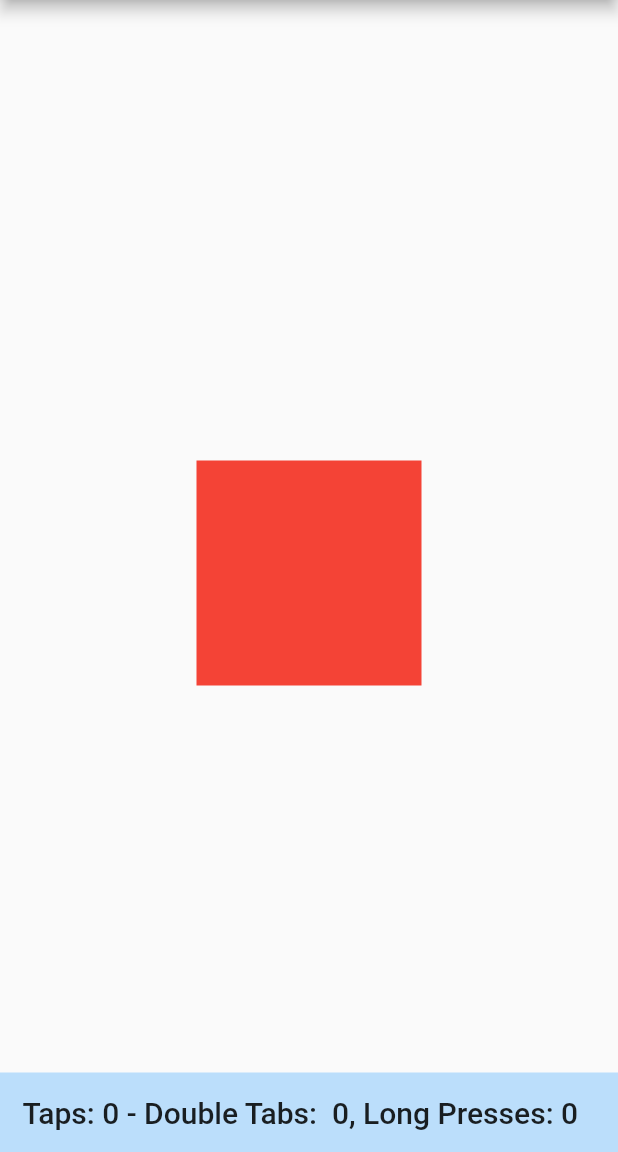
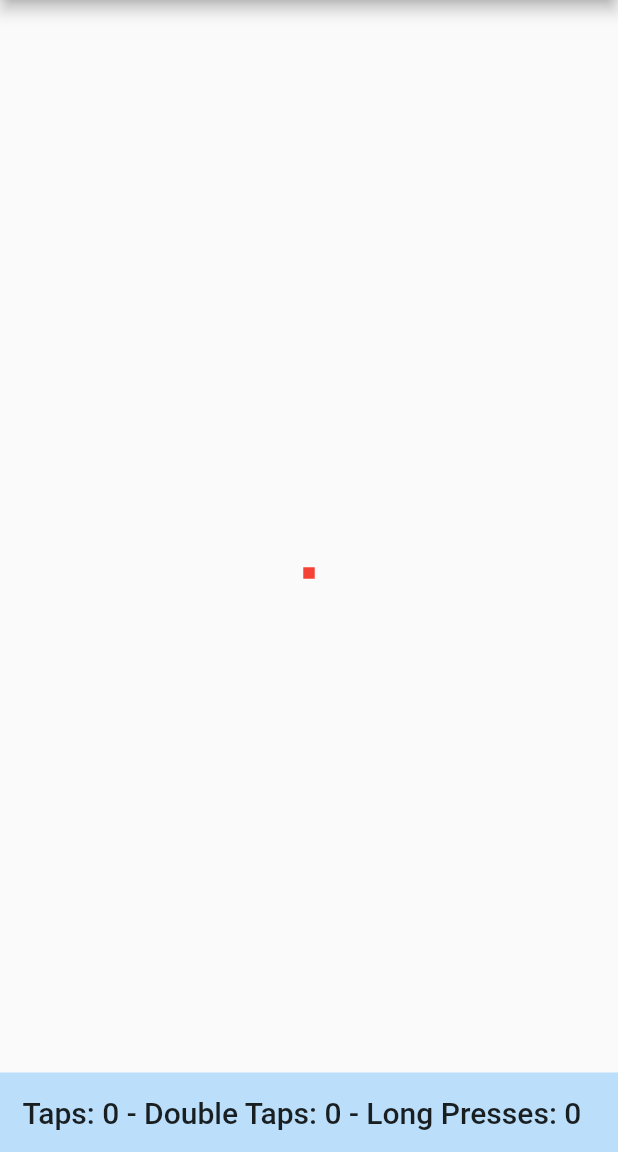
Before and after one commit to poudelmadhav/animation-flutter, a Flutter app: the first screen one second after launch, on a phone screen of 412 x 824 dp, the part 84-1236 px from its top. Run offline on Flutter 3.47's test engine with Material 2 defaults, Android fonts, the phone set to English and light mode, and no system bars.

```diff
--- a/lib/main.dart
+++ b/lib/main.dart
@@ -27,21 +27,23 @@ class MyHomePage extends StatefulWidget {
 
 class _MyHomePageState extends State<MyHomePage>
     with SingleTickerProviderStateMixin {
+
+  Animation<double> animation;
+  AnimationController controller;
+
   int numTaps = 0;
   int numDoubleTaps = 0;
   int numLongPress = 0;
   double posX = 0.0;
   double posY = 0.0;
   double boxSize = 0.0;
-  final double fullBozSize = 150.0;
-  Animation<double> animation;
-  AnimationController controller;
+  final double fullBoxSize = 150.0;
 
   @override
   void initState() {
     super.initState();
     controller = AnimationController(
-      duration: Duration(milliseconds: 5),
+      duration: Duration(milliseconds: 5000),
       vsync: this,
     );
     animation = CurvedAnimation(
@@ -50,7 +52,7 @@ class _MyHomePageState extends State<MyHomePage>
     );
     animation.addListener(() {
       setState(() {
-        boxSize = fullBozSize * animation.value;
+        boxSize = fullBoxSize * animation.value;
       });
       center(context);
     });
@@ -62,7 +64,6 @@ class _MyHomePageState extends State<MyHomePage>
     if (posX == 0.0) {
       center(context);
     }
-
     return Scaffold(
       appBar: AppBar(
         title: Text(widget.title),
@@ -74,10 +75,14 @@ class _MyHomePageState extends State<MyHomePage>
           });
         },
         onDoubleTap: () {
-          numDoubleTaps++;
+          setState(() {
+            numDoubleTaps++;
+          });
         },
         onLongPress: () {
-          numLongPress++;
+          setState(() {
+            numLongPress++;
+          });
         },
         onVerticalDragUpdate: (DragUpdateDetails value) {
           setState(() {
@@ -103,7 +108,7 @@ class _MyHomePageState extends State<MyHomePage>
                   color: Colors.red,
                 ),
               ),
-            )
+            ),
           ],
         ),
       ),
@@ -112,7 +117,7 @@ class _MyHomePageState extends State<MyHomePage>
         child: Padding(
           padding: EdgeInsets.all(15.0),
           child: Text(
-            "Taps: $numTaps - Double Tabs:  $numDoubleTaps, Long Presses: $numLongPress",
+            "Taps: $numTaps - Double Taps: $numDoubleTaps - Long Presses: $numLongPress",
             style: Theme.of(context).textTheme.title,
           ),
         ),
@@ -129,7 +134,6 @@ class _MyHomePageState extends State<MyHomePage>
   void center(BuildContext context) {
     posX = (MediaQuery.of(context).size.width / 2) - boxSize / 2;
     posY = (MediaQuery.of(context).size.height / 2) - boxSize / 2 - 30.0;
-
     setState(() {
       posX = posX;
       posY = posY;
```
